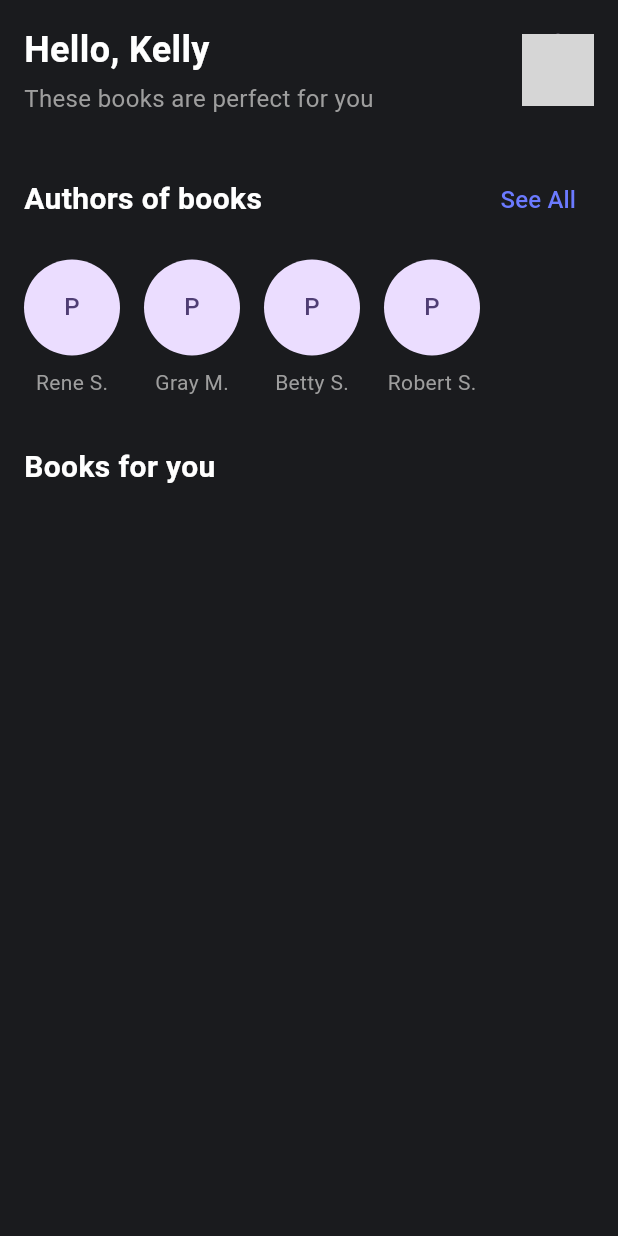
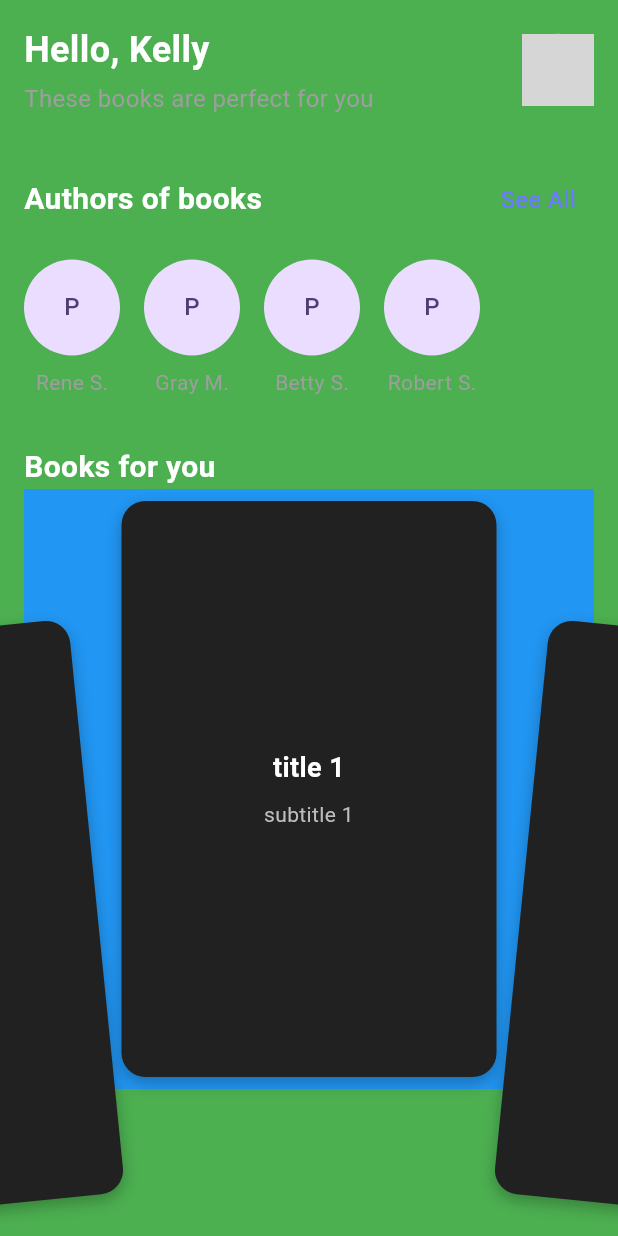
Before and after one commit to paolojoaquinp/book_summary_app, a Flutter app: the HomeScreen screen opened directly, on a phone screen of 412 x 824 dp. Run offline on Flutter 3.47's test engine with Material 3 defaults, Android fonts, the phone set to English and light mode, and no system bars; our stand-ins replace page_view_dot_indicator; network calls fail; grey boxes are pictures that could not be loaded.

Commit message:
feat: home_page layout with books swipper

```diff
--- a/lib/features/home_screen/presenter/home_screen.dart
+++ b/lib/features/home_screen/presenter/home_screen.dart
@@ -1,3 +1,4 @@
+import 'package:book_summary_app/features/home_screen/presenter/widgets/books_swipper.dart';
 import 'package:flutter/material.dart';
 
 class HomeScreen extends StatelessWidget {
@@ -6,7 +7,7 @@ class HomeScreen extends StatelessWidget {
   @override
   Widget build(BuildContext context) {
     return Scaffold(
-      backgroundColor: const Color(0xFF1A1B1E),
+      backgroundColor: Colors.green,
       body: SafeArea(
         child: Padding(
           padding: const EdgeInsets.all(16.0),
@@ -95,6 +96,7 @@ class HomeScreen extends StatelessWidget {
                   fontWeight: FontWeight.bold,
                 ),
               ),
+              BooksSwiper()
             ],
           ),
         ),
--- /dev/null
+++ b/lib/features/home_screen/presenter/widgets/books_swipper.dart
@@ -0,0 +1,60 @@
+import 'package:book_summary_app/features/home_screen/presenter/widgets/book_card.dart';
+import 'package:flutter/material.dart';
+
+class BooksSwiper extends StatefulWidget {
+  @override
+  State<BooksSwiper> createState() => _BooksSwiperState();
+}
+
+class _BooksSwiperState extends State<BooksSwiper> {
+  late PageController _pageController;
+  double _currentPage = 1.0; // Página inicial
+
+  @override
+  void initState() {
+    super.initState();
+    _pageController = PageController(
+      viewportFraction: 0.7,
+      initialPage: 1,
+    );
+
+    // Escucha los cambios de posición del controlador
+    _pageController.addListener(() {
+      setState(() {
+        _currentPage =
+            _pageController.page ?? _pageController.initialPage.toDouble();
+      });
+    });
+  }
+
+  @override
+  void dispose() {
+    _pageController.dispose(); // Libera los recursos del controlador
+    super.dispose();
+  }
+
+  @override
+  Widget build(BuildContext context) {
+    return Container(
+      color: Colors.blue,
+      height: 400,
+      child: PageView.builder(
+        clipBehavior: Clip.none,
+        itemCount: 5,
+        controller: _pageController,
+        itemBuilder: (context, index) {
+          final diff = _currentPage - index;
+          final rotation = -(diff * 0.1);
+          return Transform.translate(
+            offset: Offset(0, diff.abs() * 90),
+            child: Transform.rotate(
+              angle: rotation,
+              child:
+                  BookCard(title: 'title $index', subtitle: 'subtitle $index'),
+            ),
+          );
+        },
+      ),
+    );
+  }
+}
--- a/lib/main.dart
+++ b/lib/main.dart
@@ -1,5 +1,5 @@
 import 'package:book_summary_app/features/home_screen/presenter/home_screen.dart';
-import 'package:book_summary_app/features/home_screen/presenter/widgets/swiper_example.dart';
+import 'package:book_summary_app/features/home_screen/presenter/widgets/books_swipper.dart';
 import 'package:book_summary_app/features/onboarding_screen/presenter/onboarding_screen.dart';
 import 'package:flutter/material.dart';
 
@@ -16,7 +16,7 @@ class MyApp extends StatelessWidget {
         colorScheme: ColorScheme.fromSeed(seedColor: Colors.deepPurple),
         useMaterial3: true,
       ),
-      home: SwiperExample()
+      home: HomeScreen()
     );
   }
 }
```
Also changed, not shown: lib/features/home_screen/presenter/widgets/swiper_example.dart (deleted, +0 -73 lines).
